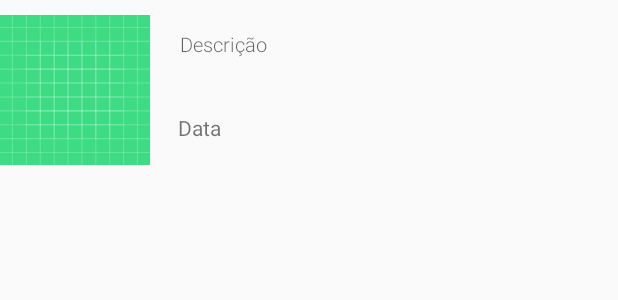
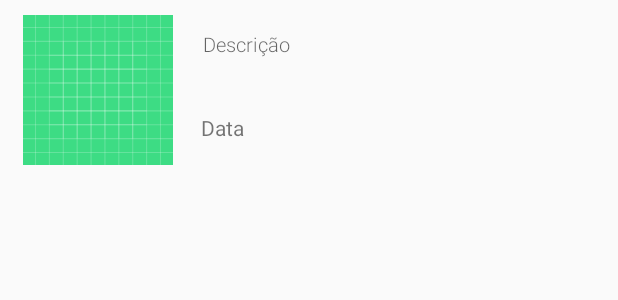
Before and after one commit to qlcimz/Rodobicho.rodoapp, an Android app: the layout item_ocorrencia.xml on its own in the app's theme, with its tools: preview values and no code run, on a phone screen of 412 x 824 dp. Shown: the top 300 px of the screen. Run offline under Robolectric (Android 15) with nearby library versions, the light colour scheme and no system bars.

Commit message:
agora vai

```diff
--- a/app/src/main/res/layout/item_ocorrencia.xml
+++ b/app/src/main/res/layout/item_ocorrencia.xml
@@ -10,6 +10,7 @@
     >
 
         <ImageView
+            android:layout_marginLeft="15dp"
             android:id="@+id/imageView3"
             android:layout_height="wrap_content"
             android:layout_width="wrap_content"
```
